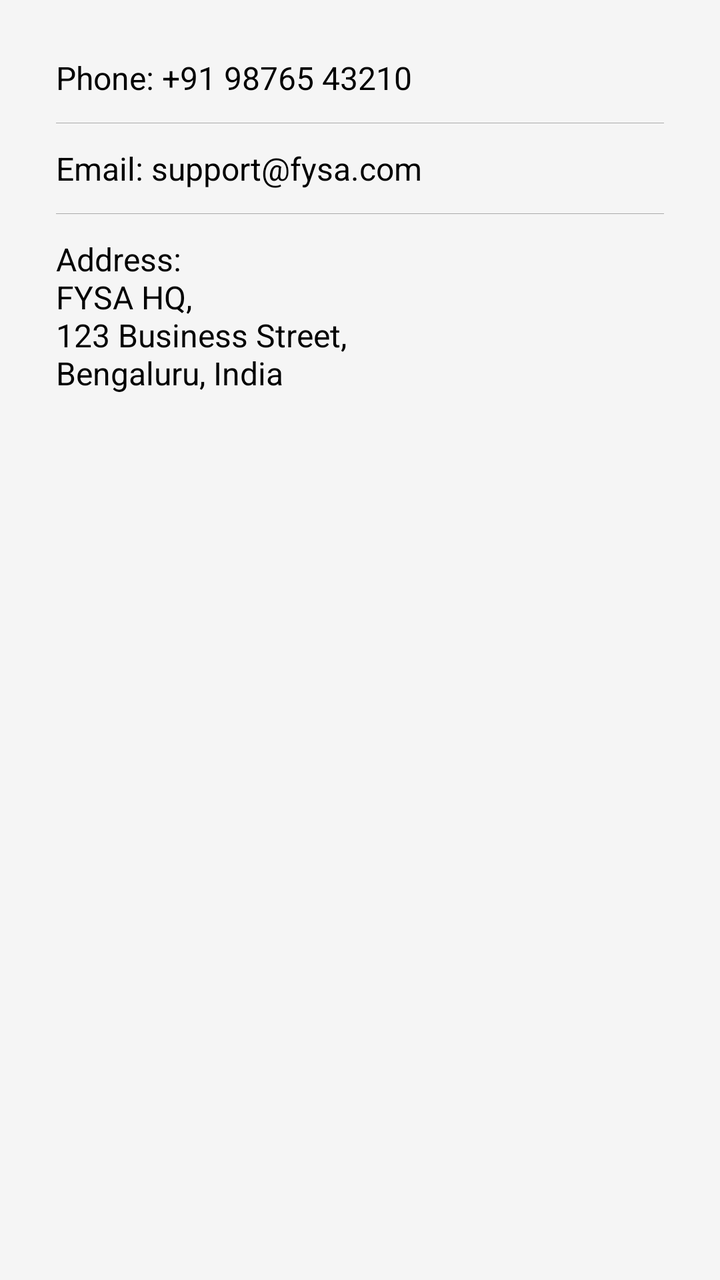
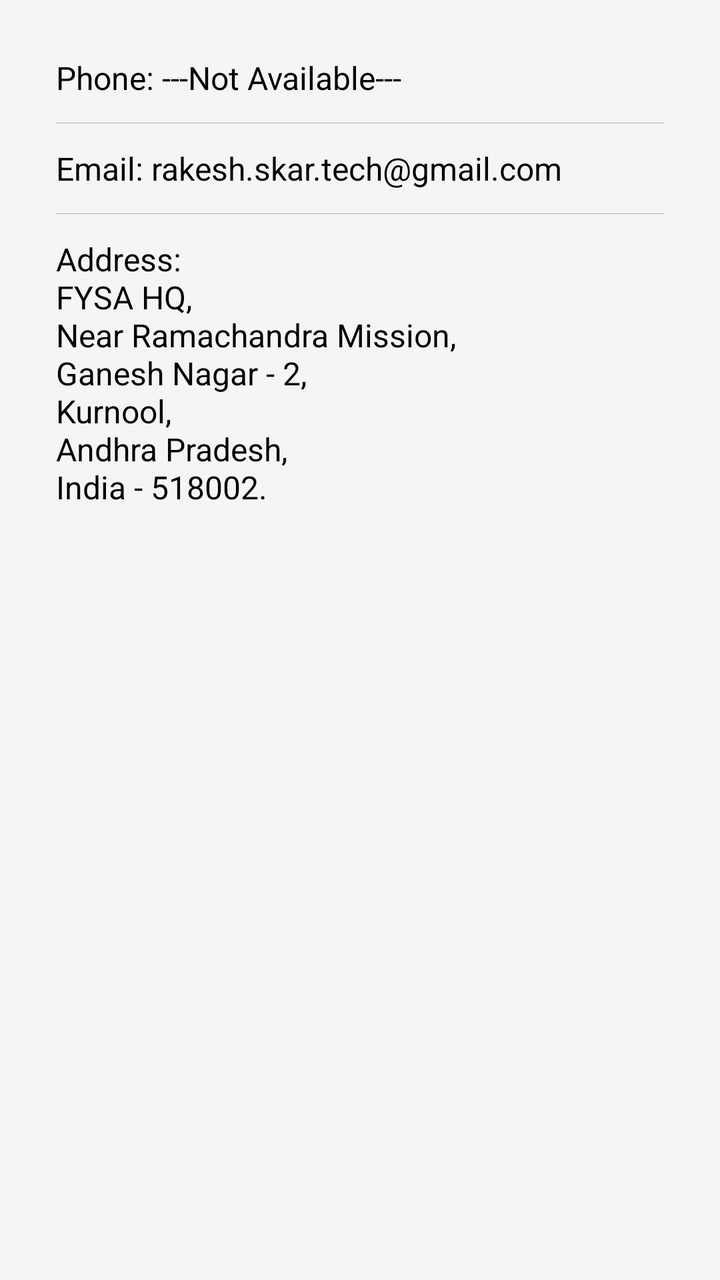

Screens rendered from an Android XML layout before and after an edit, with the pre-edit source and the edit as a unified diff.
<!-- AndroidManifest.xml: application theme Theme.FYSA -->
<!-- res/layout/fragment_contact_us.xml -->
<?xml version="1.0" encoding="utf-8"?>
<androidx.constraintlayout.widget.ConstraintLayout
    xmlns:android="http://schemas.android.com/apk/res/android"
    xmlns:app="http://schemas.android.com/apk/res-auto"
    android:layout_width="match_parent"
    android:layout_height="match_parent">

    
    <ScrollView
        android:layout_width="0dp"
        android:layout_height="0dp"
        android:padding="16dp"
        app:layout_constraintTop_toTopOf="parent"
        app:layout_constraintBottom_toBottomOf="parent"
        app:layout_constraintStart_toStartOf="parent"
        app:layout_constraintEnd_toEndOf="parent">

        <LinearLayout
            android:layout_width="match_parent"
            android:layout_height="wrap_content"
            android:orientation="vertical"
            android:divider="@android:color/darker_gray"
            android:showDividers="middle"
            android:dividerPadding="12dp">

            
            <LinearLayout
                android:id="@+id/layoutPhone"
                android:layout_width="match_parent"
                android:layout_height="wrap_content"
                android:orientation="horizontal"
                android:gravity="center_vertical"
                android:padding="12dp"
                android:background="?attr/selectableItemBackground">

                <TextView
                    android:layout_width="0dp"
                    android:layout_height="wrap_content"
                    android:layout_weight="1"
                    android:text="Phone: +91 98765 43210"
                    android:textSize="16sp"
                    android:textColor="@color/textPrimary" />
            </LinearLayout>

            
            <LinearLayout
                android:id="@+id/layoutEmail"
                android:layout_width="match_parent"
                android:layout_height="wrap_content"
                android:orientation="horizontal"
                android:gravity="center_vertical"
                android:padding="12dp"
                android:background="?attr/selectableItemBackground">

                <TextView
                    android:layout_width="0dp"
                    android:layout_height="wrap_content"
                    android:layout_weight="1"
                    android:text="Email: support@fysa.com"
                    android:textSize="16sp"
                    android:textColor="@color/textPrimary" />
            </LinearLayout>

            
            <LinearLayout
                android:layout_width="match_parent"
                android:layout_height="wrap_content"
                android:orientation="horizontal"
                android:gravity="center_vertical"
                android:padding="12dp"
                android:background="?attr/selectableItemBackground">

                <TextView
                    android:layout_width="match_parent"
                    android:layout_height="wrap_content"
                    android:text="Address:\nFYSA HQ,\n123 Business Street,\nBengaluru, India"
                    android:textSize="16sp"
                    android:textColor="@color/textPrimary" />
            </LinearLayout>

        </LinearLayout>
    </ScrollView>

</androidx.constraintlayout.widget.ConstraintLayout>
<!-- resources referenced by this layout -->
<resources>
  <color name="textPrimary">#000000</color>
  <style name="Theme.FYSA" parent="Theme.MaterialComponents.DayNight.NoActionBar">
          <item name="colorPrimary">@color/btnPrimary</item>
          <item name="colorPrimaryVariant">@color/btnPrimary</item>
          <item name="colorOnPrimary">@color/btnTextPrimary</item>
  
          <item name="colorSecondary">@color/btnSecondary</item>
          <item name="colorSecondaryVariant">@color/btnSecondary</item>
          <item name="colorOnSecondary">@color/btnTextSecondary</item>
  
          <item name="android:colorBackground">@color/bgColor</item>
          <item name="colorSurface">@color/bgColor</item>
          <item name="colorOnSurface">@color/textPrimary</item>
  
          <item name="android:statusBarColor" tools:targetApi="l">?attr/colorPrimary</item>
          <item name="android:windowLightStatusBar">true</item>
  
          <item name="materialButtonStyle">@style/Widget.MaterialComponents.Button</item>
          <item name="materialButtonOutlinedStyle">@style/Widget.MaterialComponents.Button.OutlinedButton</item>
      </style>
  <color name="btnPrimary">#3F51B5</color>
  <color name="btnTextPrimary">#FFFFFF</color>
  <color name="btnSecondary">#FF9800</color>
  <color name="btnTextSecondary">#FFFFFF</color>
  <color name="bgColor">#F5F5F5</color>
</resources>

<!-- the commit's change to res/layout/fragment_contact_us.xml (unified diff, before → after) -->
@@ -37,7 +37,7 @@
                     android:layout_width="0dp"
                     android:layout_height="wrap_content"
                     android:layout_weight="1"
-                    android:text="Phone: +91 98765 43210"
+                    android:text="@string/phone_not_available"
                     android:textSize="16sp"
                     android:textColor="@color/textPrimary" />
             </LinearLayout>
@@ -56,7 +56,7 @@
                     android:layout_width="0dp"
                     android:layout_height="wrap_content"
                     android:layout_weight="1"
-                    android:text="Email: support@fysa.com"
+                    android:text="@string/email_rakesh_skar_tech_gmail_com"
                     android:textSize="16sp"
                     android:textColor="@color/textPrimary" />
             </LinearLayout>
@@ -73,7 +73,7 @@
                 <TextView
                     android:layout_width="match_parent"
                     android:layout_height="wrap_content"
-                    android:text="Address:\nFYSA HQ,\n123 Business Street,\nBengaluru, India"
+                    android:text="@string/fysa_address_text"
                     android:textSize="16sp"
                     android:textColor="@color/textPrimary" />
             </LinearLayout>
<!-- resource entries referenced after the edit -->
@@ -1,6 +1,9 @@
 <!-- resources referenced by this layout -->
 <resources>
   <color name="textPrimary">#000000</color>
+  <string name="email_rakesh_skar_tech_gmail_com">Email: rakesh.skar.tech@gmail.com</string>
+  <string name="fysa_address_text">Address:\nFYSA HQ,\nNear Ramachandra Mission, \nGanesh Nagar - 2,\nKurnool, \nAndhra Pradesh,\nIndia - 518002.</string>
+  <string name="phone_not_available">Phone: ---Not Available---</string>
   <style name="Theme.FYSA" parent="Theme.MaterialComponents.DayNight.NoActionBar">
           <item name="colorPrimary">@color/btnPrimary</item>
           <item name="colorPrimaryVariant">@color/btnPrimary</item>
